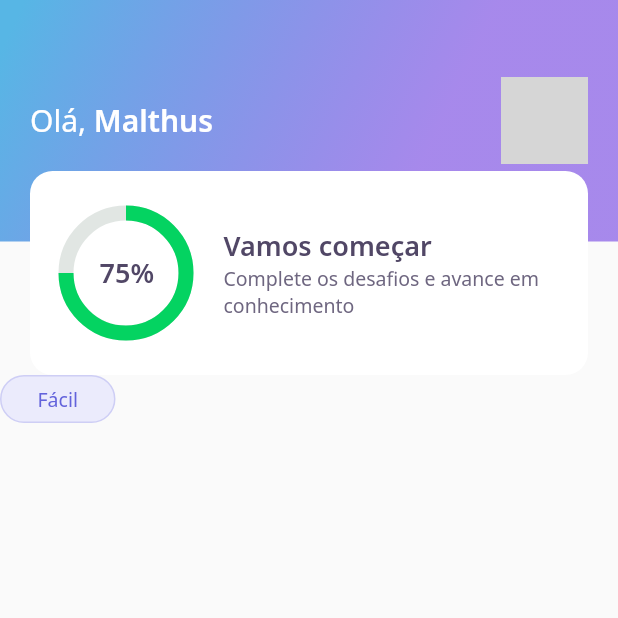
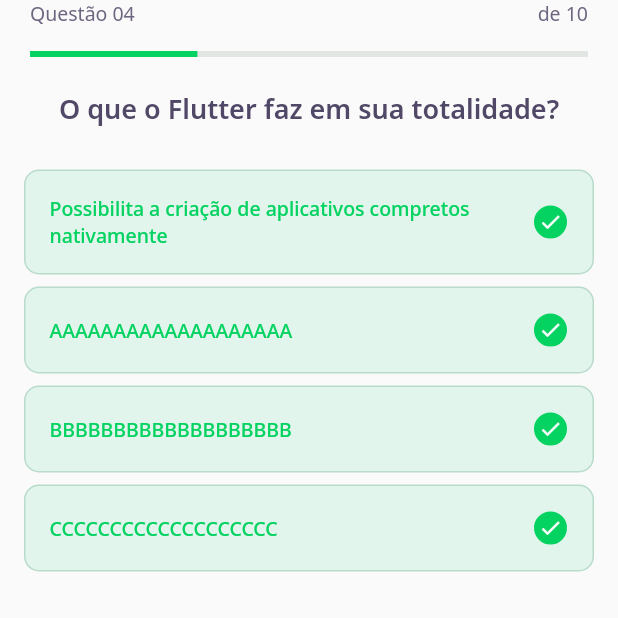
Before and after one commit to Maltinhoo/Desafio-NLW5, a Flutter app: the screen it shows after launch, on a phone screen of 412 x 824 dp, the top half of it. Run offline on Flutter 3.47's test engine with Material 2 defaults, Android fonts, the phone set to English and light mode, and no system bars; our stand-ins replace google_fonts; grey boxes are pictures that could not be loaded.

Commit message:
segundo commit

```diff
--- /dev/null
+++ b/lib/challenge/challenge_page.dart
@@ -0,0 +1,24 @@
+import 'package:desafio_nlw/challenge/widgets/question_indicator/question_indicator_widget.dart';
+import 'package:desafio_nlw/shared/widgets/quiz/quiz_widget.dart';
+import 'package:flutter/material.dart';
+
+class ChallengePage extends StatefulWidget {
+  @override
+  _ChallengePageState createState() => _ChallengePageState();
+}
+
+class _ChallengePageState extends State<ChallengePage> {
+  @override
+  Widget build(BuildContext context) {
+    return Scaffold(
+      appBar: PreferredSize(
+        preferredSize: Size.fromHeight(60),
+        child: SafeArea(top: true, child: QuestionIndicatorWidget(),
+      ),
+      ),
+      body: QuizWidget(
+        title: "O que o Flutter faz em sua totalidade?",
+      ),
+    );
+  }
+}
--- /dev/null
+++ b/lib/challenge/widgets/awnser/awnser_widget.dart
@@ -0,0 +1,81 @@
+import 'package:desafio_nlw/core/app_colors.dart';
+import 'package:desafio_nlw/core/app_text_styles.dart';
+import 'package:flutter/material.dart';
+
+class AwnserWidget extends StatelessWidget {
+  final String title;
+  final bool isRight;
+  final bool isSelected;
+
+  const AwnserWidget({
+    Key key,
+    this.title,
+    this.isRight = false,
+    this.isSelected = false,
+  }) : super(key: key);
+
+  Color get _selectedColorRight =>
+      isRight ? AppColors.darkGreen : AppColors.darkRed;
+
+  Color get _selectedBorderRight =>
+      isRight ? AppColors.lightGreen : AppColors.lightRed;
+
+  Color get _selectedColorCardRight =>
+      isRight ? AppColors.lightGreen : AppColors.lightRed;
+
+  Color get _selectedBorderCardRight =>
+      isRight ? AppColors.green : AppColors.red;
+
+  TextStyle get _selectedTextStyleRight =>
+      isRight ? AppTextStyles.bodyDarkGreen : AppTextStyles.bodyDarkRed;
+
+  IconData get _selectedIconRight => isRight ? Icons.check : Icons.close;
+
+  @override
+  Widget build(BuildContext context) {
+    return Padding(
+      padding: const EdgeInsets.symmetric(horizontal: 16, vertical: 4),
+      child: Container(
+        padding: EdgeInsets.all(16),
+        decoration: BoxDecoration(
+          color: isSelected ? _selectedColorCardRight : AppColors.white,
+          borderRadius: BorderRadius.circular(10),
+          border: Border.fromBorderSide(BorderSide(
+              color: isSelected ? _selectedBorderCardRight : AppColors.border)),
+        ),
+        child: Row(
+          mainAxisAlignment: MainAxisAlignment.spaceBetween,
+          children: [
+            Expanded(
+              child: Text(
+                title,
+                style: isSelected ? _selectedTextStyleRight : AppTextStyles.body,
+              ),
+            ),
+            Container(
+              width: 24,
+              height: 24,
+              decoration: BoxDecoration(
+                color: isSelected ? _selectedColorRight : AppColors.white,
+                borderRadius: BorderRadius.circular(500),
+                border: Border.fromBorderSide(
+                  BorderSide(
+                    color:
+                    isSelected ? _selectedBorderRight : AppColors.border,
+                    ),
+                )
+
+              ),
+              child: isSelected?
+              Icon(
+                Icons.check,
+                size: 16,
+                color: AppColors.white,)
+                  : null
+            )
+          ],
+        ),
+      ),
+    );
+  }
+}
--- /dev/null
+++ b/lib/challenge/widgets/question_indicator/question_indicator_widget.dart
@@ -0,0 +1,32 @@
+import 'package:desafio_nlw/core/app_text_styles.dart';
+import 'package:desafio_nlw/shared/widgets/progress_indicator/progress_indicator_widget.dart';
+import 'package:flutter/material.dart';
+
+class QuestionIndicatorWidget extends StatelessWidget {
+  @override
+  Widget build(BuildContext context) {
+    return Padding(
+      padding: const EdgeInsets.symmetric(horizontal: 20),
+      child: Container(
+        child: Column(
+          children: [
+            Row(
+              mainAxisAlignment: MainAxisAlignment.spaceBetween,
+              children: [
+                Text("Questão 04",
+                    style: AppTextStyles.body,),
+                Text("de 10",
+                    style: AppTextStyles.body)],
+            ),
+            SizedBox(
+              height: 16,
+            ),
+            ProgressIndicatorWidget(
+              value: 0.7
+            )
+          ],
+        ),
+      ),
+    );
+  }
+}
--- a/lib/core/app_widget.dart
+++ b/lib/core/app_widget.dart
@@ -1,3 +1,4 @@
+import 'package:desafio_nlw/challenge/challenge_page.dart';
 import 'package:desafio_nlw/home/home_page.dart';
 import 'package:desafio_nlw/splash/splash_page.dart';
 import 'package:flutter/material.dart';
@@ -8,7 +9,7 @@ class AppWidget extends StatelessWidget {
     return MaterialApp(
       debugShowCheckedModeBanner: false,
       title: "DevQuiz",
-      home: HomePage(),
+      home: ChallengePage(),
     );
   }
 }
--- /dev/null
+++ b/lib/shared/widgets/progress_indicator/progress_indicator_widget.dart
@@ -0,0 +1,17 @@
+import 'package:desafio_nlw/core/app_colors.dart';
+import 'package:flutter/material.dart';
+
+class ProgressIndicatorWidget extends StatelessWidget {
+  final double value;
+  const ProgressIndicatorWidget ({Key key,  this.value}) : super (key: key);
+
+  @override
+  Widget build(BuildContext context) {
+    return LinearProgressIndicator(
+      value: 0.3,
+      backgroundColor: AppColors.chartSecondary,
+      valueColor:
+      AlwaysStoppedAnimation<Color>(AppColors.chartPrimary),
+    );
+  }
+}
--- /dev/null
+++ b/lib/shared/widgets/quiz/quiz_widget.dart
@@ -0,0 +1,45 @@
+import 'package:desafio_nlw/challenge/widgets/awnser/awnser_widget.dart';
+import 'package:desafio_nlw/core/app_text_styles.dart';
+import 'package:flutter/material.dart';
+import 'package:flutter/services.dart';
+
+class QuizWidget extends StatelessWidget {
+  final String title;
+  const QuizWidget({Key key, this.title}) : super(key: key);
+
+  @override
+  Widget build(BuildContext context) {
+    return Container(
+      child: Column(
+        children: [
+          Text(title, style: AppTextStyles.heading,
+          ),
+          SizedBox(
+            height: 24,
+          ),
+          AwnserWidget(
+            isSelected: true,
+            isRight: true,
+            title: "Possibilita a criação de aplicativos compretos nativamente",
+          ),
+          AwnserWidget(
+            isSelected: true,
+            isRight: true,
+            title: "AAAAAAAAAAAAAAAAAAA",
+          ),
+          AwnserWidget(
+            isSelected: true,
+            isRight: true,
+            title: "BBBBBBBBBBBBBBBBBBB",
+          ),
+          AwnserWidget(
+            isSelected: true,
+            isRight: true,
+            title: "CCCCCCCCCCCCCCCCCCC",
+          )
+
+        ],
+      ),
+    );
+  }
+}
```
Also changed, not shown: lib/home/home_page.dart (+42 -2 lines), lib/home/widgets/quiz_card/quiz_card_widget.dart (added, +54 -0 lines), lib/shared/c.dart (added), lib/shared/widgets/a.dart (added), lib/shared/widgets/b.dart (added).
